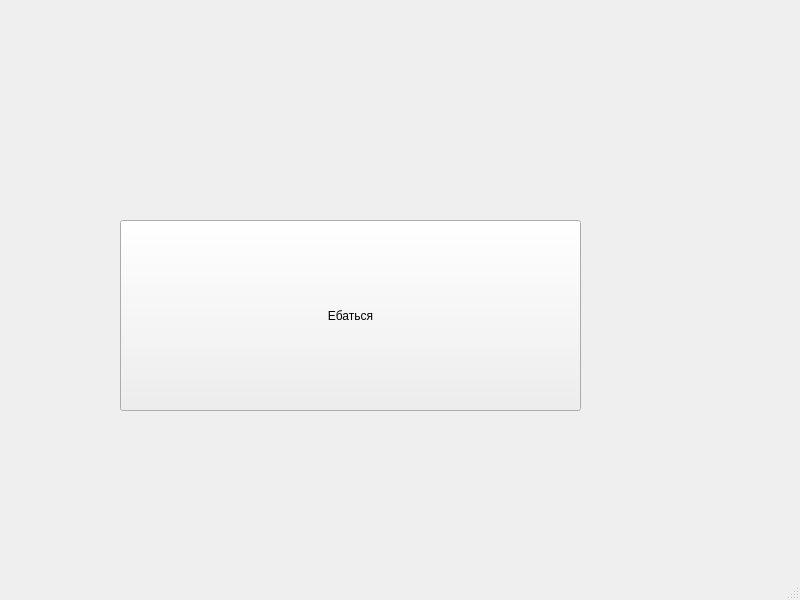
Old version of the form mainwindow.ui in the repository elllymAn/bysto_prosto.
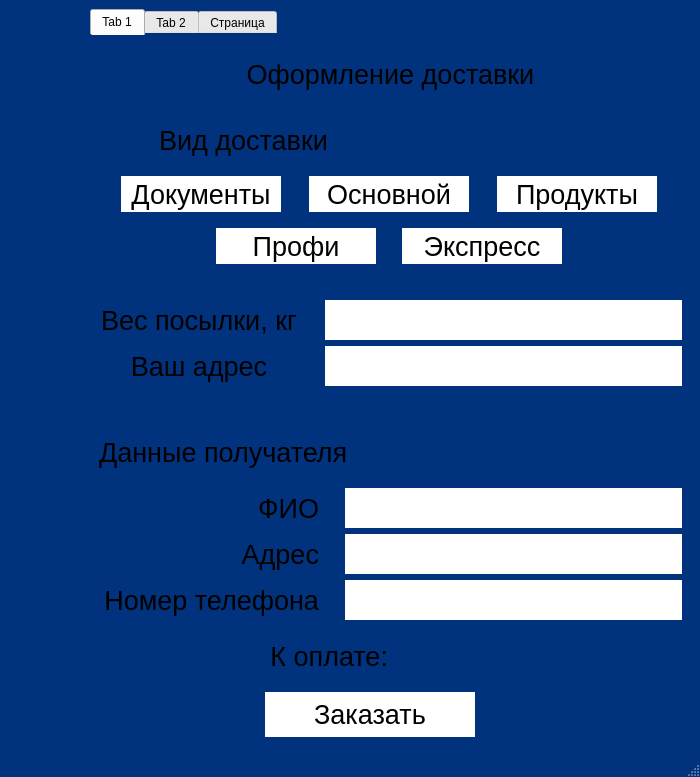
New version of the form. Icons and pictures are not drawn.

Commit message: add user's history and order making menu

```diff
--- a/mainwindow.ui
+++ b/mainwindow.ui
@@ -6,27 +6,1015 @@
    <rect>
     <x>0</x>
     <y>0</y>
-    <width>800</width>
-    <height>600</height>
+    <width>700</width>
+    <height>777</height>
    </rect>
   </property>
+  <property name="minimumSize">
+   <size>
+    <width>650</width>
+    <height>725</height>
+   </size>
+  </property>
+  <property name="maximumSize">
+   <size>
+    <width>700</width>
+    <height>777</height>
+   </size>
+  </property>
   <property name="windowTitle">
    <string>MainWindow</string>
   </property>
+  <property name="styleSheet">
+   <string notr="true">QMainWindow
+{
+background-color: #01327D;
+}</string>
+  </property>
   <widget class="QWidget" name="centralwidget">
-   <widget class="QPushButton" name="pushButton">
-    <property name="geometry">
-     <rect>
-      <x>120</x>
-      <y>220</y>
-      <width>461</width>
-      <height>191</height>
-     </rect>
-    </property>
-    <property name="text">
-     <string>Ебаться</string>
-    </property>
-   </widget>
+   <layout class="QFormLayout" name="formLayout">
+    <item row="0" column="1">
+     <widget class="QTabWidget" name="tabWidget">
+      <property name="minimumSize">
+       <size>
+        <width>500</width>
+        <height>565</height>
+       </size>
+      </property>
+      <property name="maximumSize">
+       <size>
+        <width>111111</width>
+        <height>1111111</height>
+       </size>
+      </property>
+      <property name="styleSheet">
+       <string notr="true">QTabWidget
+{
+         border-style: none;
+ }</string>
+      </property>
+      <property name="currentIndex">
+       <number>0</number>
+      </property>
+      <widget class="QWidget" name="tab">
+       <property name="styleSheet">
+        <string notr="true">QWidget
+{
+background-color: #01327D;
+border-style: none;
+}</string>
+       </property>
+       <attribute name="title">
+        <string>Tab 1</string>
+       </attribute>
+       <layout class="QGridLayout" name="gridLayout_4">
+        <item row="10" column="0" colspan="2">
+         <layout class="QHBoxLayout" name="horizontalLayout_3">
+          <item>
+           <widget class="QPushButton" name="enterOrder">
+            <property name="minimumSize">
+             <size>
+              <width>209</width>
+              <height>40</height>
+             </size>
+            </property>
+            <property name="maximumSize">
+             <size>
+              <width>210</width>
+              <height>45</height>
+             </size>
+            </property>
+            <property name="font">
+             <font>
+              <pointsize>20</pointsize>
+             </font>
+            </property>
+            <property name="styleSheet">
+             <string notr="true">QPushButton
+{
+background-color: white;
+color: black;
+}</string>
+            </property>
+            <property name="text">
+             <string>Заказать</string>
+            </property>
+           </widget>
+          </item>
+          <item>
+           <spacer name="horizontalSpacer_9">
+            <property name="orientation">
+             <enum>Qt::Orientation::Horizontal</enum>
+            </property>
+            <property name="sizeType">
+             <enum>QSizePolicy::Policy::Preferred</enum>
+            </property>
+            <property name="sizeHint" stdset="0">
+             <size>
+              <width>40</width>
+              <height>20</height>
+             </size>
+            </property>
+           </spacer>
+          </item>
+         </layout>
+        </item>
+        <item row="8" column="0">
+         <widget class="QLabel" name="label_9">
+          <property name="font">
+           <font>
+            <pointsize>20</pointsize>
+           </font>
+          </property>
+          <property name="text">
+           <string>К оплате:</string>
+          </property>
+          <property name="alignment">
+           <set>Qt::AlignmentFlag::AlignRight|Qt::AlignmentFlag::AlignTrailing|Qt::AlignmentFlag::AlignVCenter</set>
+          </property>
+         </widget>
+        </item>
+        <item row="0" column="0" colspan="2">
+         <widget class="QLabel" name="label">
+          <property name="font">
+           <font>
+            <pointsize>20</pointsize>
+           </font>
+          </property>
+          <property name="text">
+           <string>Оформление доставки</string>
+          </property>
+          <property name="alignment">
+           <set>Qt::AlignmentFlag::AlignCenter</set>
+          </property>
+         </widget>
+        </item>
+        <item row="2" column="0" colspan="2">
+         <layout class="QGridLayout" name="gridLayout_3">
+          <item row="4" column="0" colspan="3">
+           <layout class="QHBoxLayout" name="horizontalLayout_2">
+            <item>
+             <spacer name="horizontalSpacer">
+              <property name="orientation">
+               <enum>Qt::Orientation::Horizontal</enum>
+              </property>
+              <property name="sizeHint" stdset="0">
+               <size>
+                <width>40</width>
+                <height>20</height>
+               </size>
+              </property>
+             </spacer>
+            </item>
+            <item>
+             <widget class="QPushButton" name="profi">
+              <property name="minimumSize">
+               <size>
+                <width>160</width>
+                <height>36</height>
+               </size>
+              </property>
+              <property name="maximumSize">
+               <size>
+                <width>160</width>
+                <height>36</height>
+               </size>
+              </property>
+              <property name="font">
+               <font>
+                <pointsize>20</pointsize>
+               </font>
+              </property>
+              <property name="styleSheet">
+               <string notr="true">QPushButton
+{
+background-color: white;
+color: black;
+border-radius: 20px;
+}</string>
+              </property>
+              <property name="text">
+               <string>Профи</string>
+              </property>
+             </widget>
+            </item>
+            <item>
+             <spacer name="horizontalSpacer_3">
+              <property name="orientation">
+               <enum>Qt::Orientation::Horizontal</enum>
+              </property>
+              <property name="sizeType">
+               <enum>QSizePolicy::Policy::Minimum</enum>
+              </property>
+              <property name="sizeHint" stdset="0">
+               <size>
+                <width>20</width>
+                <height>20</height>
+               </size>
+              </property>
+             </spacer>
+            </item>
+            <item>
+             <widget class="QPushButton" name="express">
+              <property name="minimumSize">
+               <size>
+                <width>160</width>
+                <height>36</height>
+               </size>
+              </property>
+              <property name="maximumSize">
+               <size>
+                <width>160</width>
+                <height>36</height>
+               </size>
+              </property>
+              <property name="font">
+               <font>
+                <pointsize>20</pointsize>
+               </font>
+              </property>
+              <property name="styleSheet">
+               <string notr="true">QPushButton
+{
+background-color: white;
+color: black;
+}</string>
+              </property>
+              <property name="text">
+               <string>Экспресс</string>
+              </property>
+             </widget>
+            </item>
+            <item>
+             <spacer name="horizontalSpacer_2">
+              <property name="orientation">
+               <enum>Qt::Orientation::Horizontal</enum>
+              </property>
+              <property name="sizeHint" stdset="0">
+               <size>
+                <width>40</width>
+                <height>20</height>
+               </size>
+              </property>
+             </spacer>
+            </item>
+           </layout>
+          </item>
+          <item row="3" column="1">
+           <spacer name="verticalSpacer_6">
+            <property name="orientation">
+             <enum>Qt::Orientation::Vertical</enum>
+            </property>
+            <property name="sizeType">
+             <enum>QSizePolicy::Policy::Fixed</enum>
+            </property>
+            <property name="sizeHint" stdset="0">
+             <size>
+              <width>20</width>
+              <height>10</height>
+             </size>
+            </property>
+           </spacer>
+          </item>
+          <item row="2" column="1">
+           <widget class="QPushButton" name="base">
+            <property name="minimumSize">
+             <size>
+              <width>160</width>
+              <height>36</height>
+             </size>
+            </property>
+            <property name="maximumSize">
+             <size>
+              <width>160</width>
+              <height>36</height>
+             </size>
+            </property>
+            <property name="font">
+             <font>
+              <pointsize>20</pointsize>
+             </font>
+            </property>
+            <property name="styleSheet">
+             <string notr="true">QPushButton
+{
+background-color: white;
+color: black;
+}</string>
+            </property>
+            <property name="text">
+             <string>Основной</string>
+            </property>
+           </widget>
+          </item>
+          <item row="2" column="0">
+           <widget class="QPushButton" name="documents">
+            <property name="minimumSize">
+             <size>
+              <width>160</width>
+              <height>36</height>
+             </size>
+            </property>
+            <property name="maximumSize">
+             <size>
+              <width>160</width>
+              <height>36</height>
+             </size>
+            </property>
+            <property name="font">
+             <font>
+              <pointsize>20</pointsize>
+             </font>
+            </property>
+            <property name="styleSheet">
+             <string notr="true">QPushButton
+{
+background-color: white;
+color: black;
+}</string>
+            </property>
+            <property name="text">
+             <string>Документы</string>
+            </property>
+           </widget>
+          </item>
+          <item row="2" column="2">
+           <widget class="QPushButton" name="products">
+            <property name="minimumSize">
+             <size>
+              <width>160</width>
+              <height>36</height>
+             </size>
+            </property>
+            <property name="maximumSize">
+             <size>
+              <width>160</width>
+              <height>36</height>
+             </size>
+            </property>
+            <property name="font">
+             <font>
+              <pointsize>20</pointsize>
+             </font>
+            </property>
+            <property name="styleSheet">
+             <string notr="true">QPushButton
+{
+background-color: white;
+color: black;
+}</string>
+            </property>
+            <property name="text">
+             <string>Продукты</string>
+            </property>
+           </widget>
+          </item>
+         </layout>
+        </item>
+        <item row="1" column="0">
+         <widget class="QLabel" name="label_2">
+          <property name="font">
+           <font>
+            <pointsize>20</pointsize>
+           </font>
+          </property>
+          <property name="text">
+           <string>Вид доставки</string>
+          </property>
+          <property name="alignment">
+           <set>Qt::AlignmentFlag::AlignCenter</set>
+          </property>
+         </widget>
+        </item>
+        <item row="7" column="0" colspan="2">
+         <layout class="QGridLayout" name="gridLayout_5">
+          <item row="0" column="0">
+           <widget class="QLabel" name="label_7">
+            <property name="minimumSize">
+             <size>
+              <width>220</width>
+              <height>0</height>
+             </size>
+            </property>
+            <property name="font">
+             <font>
+              <pointsize>20</pointsize>
+             </font>
+            </property>
+            <property name="text">
+             <string>ФИО</string>
+            </property>
+            <property name="alignment">
+             <set>Qt::AlignmentFlag::AlignRight|Qt::AlignmentFlag::AlignTrailing|Qt::AlignmentFlag::AlignVCenter</set>
+            </property>
+           </widget>
+          </item>
+          <item row="0" column="1">
+           <spacer name="horizontalSpacer_4">
+            <property name="orientation">
+             <enum>Qt::Orientation::Horizontal</enum>
+            </property>
+            <property name="sizeType">
+             <enum>QSizePolicy::Policy::Fixed</enum>
+            </property>
+            <property name="sizeHint" stdset="0">
+             <size>
+              <width>20</width>
+              <height>20</height>
+             </size>
+            </property>
+           </spacer>
+          </item>
+          <item row="1" column="0">
+           <widget class="QLabel" name="label_6">
+            <property name="minimumSize">
+             <size>
+              <width>220</width>
+              <height>0</height>
+             </size>
+            </property>
+            <property name="font">
+             <font>
+              <pointsize>20</pointsize>
+             </font>
+            </property>
+            <property name="text">
+             <string>Адрес</string>
+            </property>
+            <property name="alignment">
+             <set>Qt::AlignmentFlag::AlignRight|Qt::AlignmentFlag::AlignTrailing|Qt::AlignmentFlag::AlignVCenter</set>
+            </property>
+           </widget>
+          </item>
+          <item row="0" column="2">
+           <widget class="QLineEdit" name="FIO">
+            <property name="minimumSize">
+             <size>
+              <width>225</width>
+              <height>40</height>
+             </size>
+            </property>
+            <property name="font">
+             <font>
+              <pointsize>16</pointsize>
+             </font>
+            </property>
+            <property name="styleSheet">
+             <string notr="true">QLineEdit
+{
+background-color: white;
+}</string>
+            </property>
+           </widget>
+          </item>
+          <item row="2" column="0">
+           <widget class="QLabel" name="label_8">
+            <property name="minimumSize">
+             <size>
+              <width>220</width>
+              <height>0</height>
+             </size>
+            </property>
+            <property name="font">
+             <font>
+              <pointsize>20</pointsize>
+             </font>
+            </property>
+            <property name="text">
+             <string>Номер телефона</string>
+            </property>
+            <property name="alignment">
+             <set>Qt::AlignmentFlag::AlignRight|Qt::AlignmentFlag::AlignTrailing|Qt::AlignmentFlag::AlignVCenter</set>
+            </property>
+           </widget>
+          </item>
+          <item row="1" column="1">
+           <spacer name="horizontalSpacer_5">
+            <property name="orientation">
+             <enum>Qt::Orientation::Horizontal</enum>
+            </property>
+            <property name="sizeType">
+             <enum>QSizePolicy::Policy::Fixed</enum>
+            </property>
+            <property name="sizeHint" stdset="0">
+             <size>
+              <width>20</width>
+              <height>10</height>
+             </size>
+            </property>
+           </spacer>
+          </item>
+          <item row="2" column="2">
+           <widget class="QLineEdit" name="telephone">
+            <property name="minimumSize">
+             <size>
+              <width>225</width>
+              <height>40</height>
+             </size>
+            </property>
+            <property name="font">
+             <font>
+              <pointsize>16</pointsize>
+             </font>
+            </property>
+            <property name="styleSheet">
+             <string notr="true">QLineEdit
+{
+background-color: white;
+}</string>
+            </property>
+           </widget>
+          </item>
+          <item row="2" column="1">
+           <spacer name="horizontalSpacer_6">
+            <property name="orientation">
+             <enum>Qt::Orientation::Horizontal</enum>
+            </property>
+            <property name="sizeType">
+             <enum>QSizePolicy::Policy::Fixed</enum>
+            </property>
+            <property name="sizeHint" stdset="0">
+             <size>
+              <width>20</width>
+              <height>20</height>
+             </size>
+            </property>
+           </spacer>
+          </item>
+          <item row="1" column="2">
+           <widget class="QLineEdit" name="Address">
+            <property name="minimumSize">
+             <size>
+              <width>225</width>
+              <height>40</height>
+             </size>
+            </property>
+            <property name="font">
+             <font>
+              <pointsize>16</pointsize>
+             </font>
+            </property>
+            <property name="styleSheet">
+             <string notr="true">QLineEdit
+{
+background-color: white;
+}</string>
+            </property>
+           </widget>
+          </item>
+         </layout>
+        </item>
+        <item row="4" column="0" colspan="2">
+         <layout class="QGridLayout" name="gridLayout_6">
+          <item row="1" column="2">
+           <widget class="QLineEdit" name="your_address">
+            <property name="minimumSize">
+             <size>
+              <width>225</width>
+              <height>40</height>
+             </size>
+            </property>
+            <property name="font">
+             <font>
+              <pointsize>16</pointsize>
+             </font>
+            </property>
+            <property name="styleSheet">
+             <string notr="true">QLineEdit
+{
+background-color: white;
+}</string>
+            </property>
+           </widget>
+          </item>
+          <item row="0" column="2">
+           <widget class="QLineEdit" name="weight">
+            <property name="minimumSize">
+             <size>
+              <width>225</width>
+              <height>40</height>
+             </size>
+            </property>
+            <property name="font">
+             <font>
+              <pointsize>16</pointsize>
+             </font>
+            </property>
+            <property name="styleSheet">
+             <string notr="true">QLineEdit
+{
+background-color: white;
+}</string>
+            </property>
+           </widget>
+          </item>
+          <item row="0" column="0">
+           <widget class="QLabel" name="label_3">
+            <property name="minimumSize">
+             <size>
+              <width>200</width>
+              <height>0</height>
+             </size>
+            </property>
+            <property name="font">
+             <font>
+              <pointsize>20</pointsize>
+             </font>
+            </property>
+            <property name="text">
+             <string>Вес посылки, кг</string>
+            </property>
+            <property name="alignment">
+             <set>Qt::AlignmentFlag::AlignCenter</set>
+            </property>
+           </widget>
+          </item>
+          <item row="1" column="0">
+           <widget class="QLabel" name="label_4">
+            <property name="minimumSize">
+             <size>
+              <width>200</width>
+              <height>0</height>
+             </size>
+            </property>
+            <property name="font">
+             <font>
+              <pointsize>20</pointsize>
+             </font>
+            </property>
+            <property name="text">
+             <string>Ваш адрес</string>
+            </property>
+            <property name="alignment">
+             <set>Qt::AlignmentFlag::AlignCenter</set>
+            </property>
+           </widget>
+          </item>
+          <item row="1" column="1">
+           <spacer name="horizontalSpacer_8">
+            <property name="orientation">
+             <enum>Qt::Orientation::Horizontal</enum>
+            </property>
+            <property name="sizeType">
+             <enum>QSizePolicy::Policy::Fixed</enum>
+            </property>
+            <property name="sizeHint" stdset="0">
+             <size>
+              <width>20</width>
+              <height>20</height>
+             </size>
+            </property>
+           </spacer>
+          </item>
+          <item row="0" column="1">
+           <spacer name="horizontalSpacer_7">
+            <property name="orientation">
+             <enum>Qt::Orientation::Horizontal</enum>
+            </property>
+            <property name="sizeType">
+             <enum>QSizePolicy::Policy::Fixed</enum>
+            </property>
+            <property name="sizeHint" stdset="0">
+             <size>
+              <width>20</width>
+              <height>20</height>
+             </size>
+            </property>
+           </spacer>
+          </item>
+         </layout>
+        </item>
+        <item row="6" column="0" colspan="2">
+         <widget class="QLabel" name="label_5">
+          <property name="font">
+           <font>
+            <pointsize>20</pointsize>
+           </font>
+          </property>
+          <property name="text">
+           <string>Данные получателя</string>
+          </property>
+          <property name="alignment">
+           <set>Qt::AlignmentFlag::AlignLeading|Qt::AlignmentFlag::AlignLeft|Qt::AlignmentFlag::AlignVCenter</set>
+          </property>
+         </widget>
+        </item>
+        <item row="8" column="1">
+         <widget class="QLabel" name="price">
+          <property name="font">
+           <font>
+            <pointsize>20</pointsize>
+           </font>
+          </property>
+          <property name="text">
+           <string/>
+          </property>
+          <property name="alignment">
+           <set>Qt::AlignmentFlag::AlignCenter</set>
+          </property>
+         </widget>
+        </item>
+        <item row="3" column="0" colspan="2">
+         <spacer name="verticalSpacer_5">
+          <property name="orientation">
+           <enum>Qt::Orientation::Vertical</enum>
+          </property>
+          <property name="sizeType">
+           <enum>QSizePolicy::Policy::Preferred</enum>
+          </property>
+          <property name="sizeHint" stdset="0">
+           <size>
+            <width>20</width>
+            <height>30</height>
+           </size>
+          </property>
+         </spacer>
+        </item>
+        <item row="5" column="0" colspan="2">
+         <spacer name="verticalSpacer_7">
+          <property name="orientation">
+           <enum>Qt::Orientation::Vertical</enum>
+          </property>
+          <property name="sizeType">
+           <enum>QSizePolicy::Policy::Preferred</enum>
+          </property>
+          <property name="sizeHint" stdset="0">
+           <size>
+            <width>20</width>
+            <height>30</height>
+           </size>
+          </property>
+         </spacer>
+        </item>
+       </layout>
+      </widget>
+      <widget class="QWidget" name="tab_2">
+       <property name="styleSheet">
+        <string notr="true">QWidget
+{
+background-color: #01327D;
+border-style: none;
+}</string>
+       </property>
+       <attribute name="title">
+        <string>Tab 2</string>
+       </attribute>
+       <layout class="QGridLayout" name="gridLayout">
+        <item row="0" column="4">
+         <layout class="QGridLayout" name="gridLayout_7">
+          <item row="0" column="2">
+           <widget class="QLabel" name="label_10">
+            <property name="font">
+             <font>
+              <pointsize>20</pointsize>
+             </font>
+            </property>
+            <property name="text">
+             <string>История заказов</string>
+            </property>
+           </widget>
+          </item>
+          <item row="0" column="0">
+           <widget class="QPushButton" name="pushButton">
+            <property name="text">
+             <string/>
+            </property>
+            <property name="icon">
+             <iconset resource="pictures.qrc">
+              <normaloff>:/resources/icons8-filter-50.png</normaloff>:/resources/icons8-filter-50.png</iconset>
+            </property>
+            <property name="iconSize">
+             <size>
+              <width>50</width>
+              <height>50</height>
+             </size>
+            </property>
+           </widget>
+          </item>
+          <item row="0" column="1">
+           <spacer name="horizontalSpacer_10">
+            <property name="orientation">
+             <enum>Qt::Orientation::Horizontal</enum>
+            </property>
+            <property name="sizeType">
+             <enum>QSizePolicy::Policy::Fixed</enum>
+            </property>
+            <property name="sizeHint" stdset="0">
+             <size>
+              <width>95</width>
+              <height>20</height>
+             </size>
+            </property>
+           </spacer>
+          </item>
+          <item row="0" column="3">
+           <spacer name="horizontalSpacer_11">
+            <property name="orientation">
+             <enum>Qt::Orientation::Horizontal</enum>
+            </property>
+            <property name="sizeHint" stdset="0">
+             <size>
+              <width>40</width>
+              <height>20</height>
+             </size>
+            </property>
+           </spacer>
+          </item>
+          <item row="1" column="2">
+           <spacer name="verticalSpacer_8">
+            <property name="orientation">
+             <enum>Qt::Orientation::Vertical</enum>
+            </property>
+            <property name="sizeType">
+             <enum>QSizePolicy::Policy::Fixed</enum>
+            </property>
+            <property name="sizeHint" stdset="0">
+             <size>
+              <width>20</width>
+              <height>10</height>
+             </size>
+            </property>
+           </spacer>
+          </item>
+         </layout>
+        </item>
+       </layout>
+      </widget>
+      <widget class="QWidget" name="tab_3">
+       <attribute name="title">
+        <string>Страница</string>
+       </attribute>
+       <widget class="QPushButton" name="pushButton_6">
+        <property name="geometry">
+         <rect>
+          <x>200</x>
+          <y>180</y>
+          <width>121</width>
+          <height>131</height>
+         </rect>
+        </property>
+        <property name="styleSheet">
+         <string notr="true">QPushButton
+{
+background-color: black;
+color: white;
+}</string>
+        </property>
+        <property name="text">
+         <string>PushButton</string>
+        </property>
+       </widget>
+      </widget>
+     </widget>
+    </item>
+    <item row="0" column="0">
+     <layout class="QGridLayout" name="gridLayout_2">
+      <item row="2" column="0">
+       <spacer name="verticalSpacer_3">
+        <property name="orientation">
+         <enum>Qt::Orientation::Vertical</enum>
+        </property>
+        <property name="sizeType">
+         <enum>QSizePolicy::Policy::Fixed</enum>
+        </property>
+        <property name="sizeHint" stdset="0">
+         <size>
+          <width>20</width>
+          <height>10</height>
+         </size>
+        </property>
+       </spacer>
+      </item>
+      <item row="7" column="0">
+       <widget class="QPushButton" name="pushButton_3">
+        <property name="minimumSize">
+         <size>
+          <width>75</width>
+          <height>75</height>
+         </size>
+        </property>
+        <property name="styleSheet">
+         <string notr="true">QPushButton
+{
+border: none;
+background-color: none;
+background-repeat: no-repeat;
+background-position: center center;
+}</string>
+        </property>
+        <property name="text">
+         <string/>
+        </property>
+       </widget>
+      </item>
+      <item row="5" column="0">
+       <widget class="QPushButton" name="pushButton_2">
+        <property name="minimumSize">
+         <size>
+          <width>75</width>
+          <height>75</height>
+         </size>
+        </property>
+        <property name="styleSheet">
+         <string notr="true">QPushButton
+{
+border: none;
+background-color: none;
+background-repeat: no-repeat;
+background-position: center center;
+}</string>
+        </property>
+        <property name="text">
+         <string/>
+        </property>
+        <property name="iconSize">
+         <size>
+          <width>75</width>
+          <height>75</height>
+         </size>
+        </property>
+       </widget>
+      </item>
+      <item row="1" column="0">
+       <widget class="QPushButton" name="pushButton_4">
+        <property name="minimumSize">
+         <size>
+          <width>75</width>
+          <height>75</height>
+         </size>
+        </property>
+        <property name="maximumSize">
+         <size>
+          <width>75</width>
+          <height>75</height>
+         </size>
+        </property>
+        <property name="styleSheet">
+         <string notr="true">QPushButton
+{
+border: none;
+background-color: none;
+background-repeat: no-repeat;
+background-position: center center;
+}
+</string>
+        </property>
+        <property name="text">
+         <string/>
+        </property>
+        <property name="iconSize">
+         <size>
+          <width>75</width>
+          <height>75</height>
+         </size>
+        </property>
+       </widget>
+      </item>
+      <item row="0" column="0">
+       <spacer name="verticalSpacer">
+        <property name="orientation">
+         <enum>Qt::Orientation::Vertical</enum>
+        </property>
+        <property name="sizeHint" stdset="0">
+         <size>
+          <width>20</width>
+          <height>40</height>
+         </size>
+        </property>
+       </spacer>
+      </item>
+      <item row="9" column="0">
+       <spacer name="verticalSpacer_2">
+        <property name="orientation">
+         <enum>Qt::Orientation::Vertical</enum>
+        </property>
+        <property name="sizeHint" stdset="0">
+         <size>
+          <width>20</width>
+          <height>40</height>
+         </size>
+        </property>
+       </spacer>
+      </item>
+      <item row="6" column="0">
+       <spacer name="verticalSpacer_4">
+        <property name="orientation">
+         <enum>Qt::Orientation::Vertical</enum>
+        </property>
+        <property name="sizeType">
+         <enum>QSizePolicy::Policy::Fixed</enum>
+        </property>
+        <property name="sizeHint" stdset="0">
+         <size>
+          <width>20</width>
+          <height>10</height>
+         </size>
+        </property>
+       </spacer>
+      </item>
+     </layout>
+    </item>
+   </layout>
   </widget>
   <widget class="QMenuBar" name="menubar">
    <property name="geometry">
```
Left out of the diff: 6 changed lines with no effect on the pictures. The commit also changes 21 other files.
